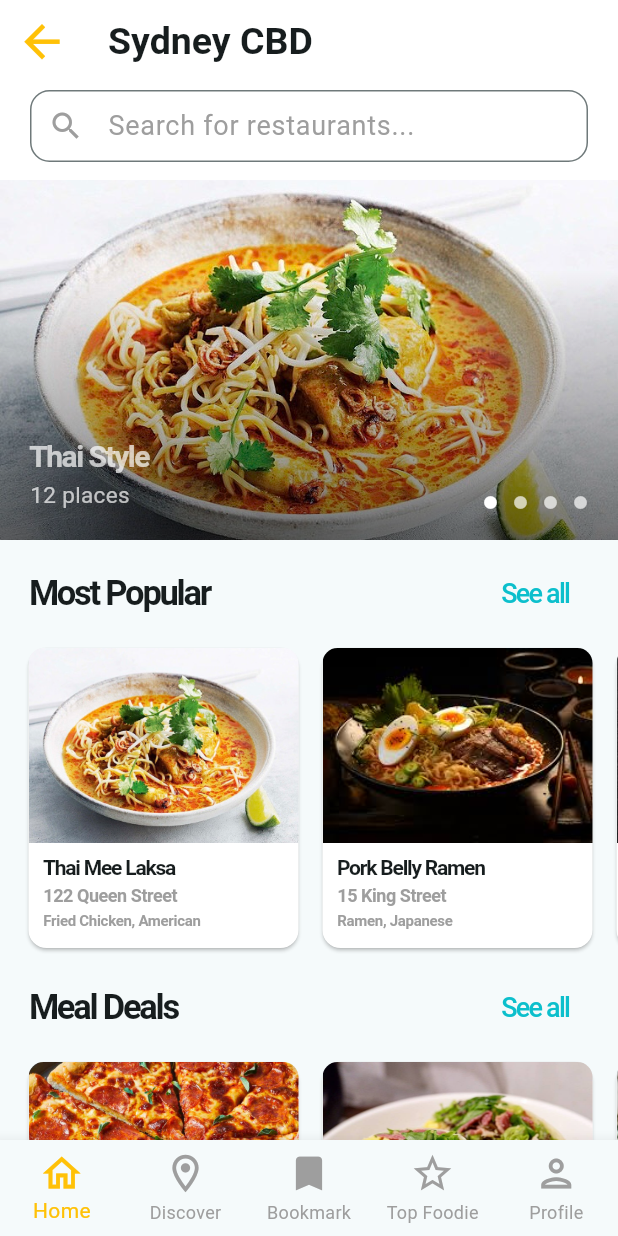
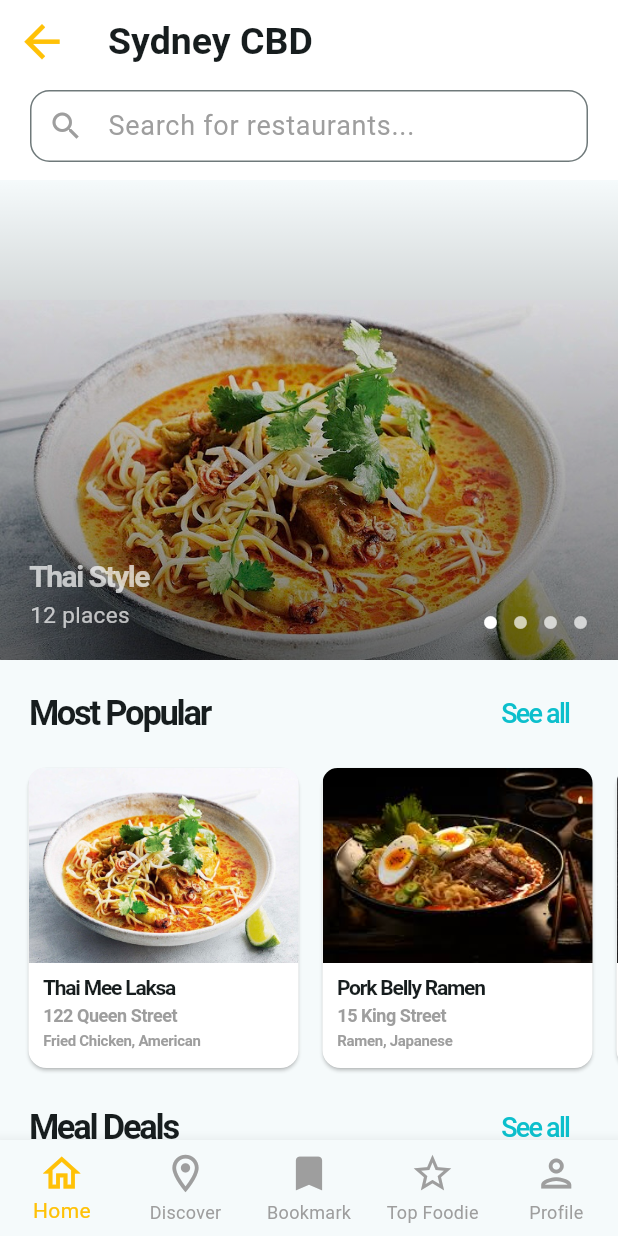
Before and after one commit to ChrisJulLimantoro/midterm-flutter, a Flutter app: the screen it shows after launch, on a phone screen of 412 x 824 dp. Run offline on Flutter 3.47's test engine with Material 3 defaults, Android fonts, the phone set to English and light mode, and no system bars.

Commit message:
feat: make more responsive

```diff
--- a/lib/home_page.dart
+++ b/lib/home_page.dart
@@ -1,3 +1,4 @@
+import 'package:flutter/foundation.dart';
 import 'package:flutter/material.dart';
 import 'package:uts_ambw/custom_app_bar.dart';
 import 'card_content_home.dart';
@@ -35,7 +36,7 @@ class HomePage extends StatelessWidget {
                   alignment: Alignment.bottomCenter,
                   children: [
                     SizedBox(
-                      height: 240,
+                      height: kIsWeb ? 400 : 240,
                       width: MediaQuery.of(context).size.width,
                       child: const Image(
                         image: AssetImage('assets/images/food1.jpg'),
@@ -43,7 +44,7 @@ class HomePage extends StatelessWidget {
                       ),
                     ),
                     Container(
-                      height: 180,
+                      height: kIsWeb ? 180 : 320,
                       width: MediaQuery.of(context).size.width,
                       alignment: Alignment.bottomCenter,
                       decoration: const BoxDecoration(
```
Also changed, not shown: lib/card_see_all.dart (+8 -2 lines).
